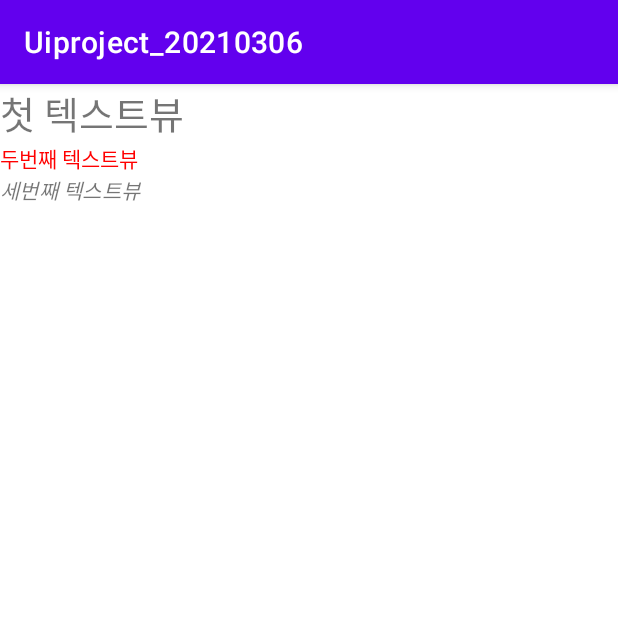
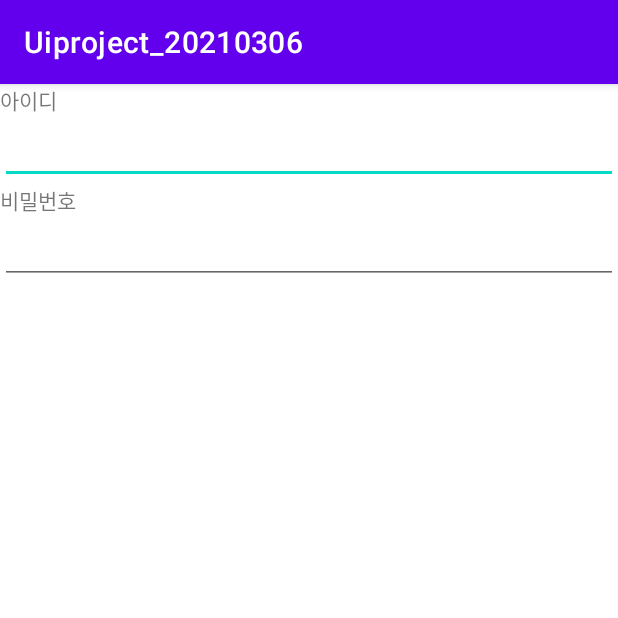
Before and after one commit to junho0615/Uiproject_20210306, an Android app: the screen it shows after launch (MainActivity), on a phone screen of 412 x 824 dp, the top half of it. Run offline under Robolectric (Android 15) with nearby library versions, the phone set to English and light mode, and no system bars.

Commit message:
화면 구조 변경 => 회원가입 화면 진행 시작

```diff
--- a/app/src/main/res/layout/activity_main.xml
+++ b/app/src/main/res/layout/activity_main.xml
@@ -11,21 +11,20 @@
     <TextView
         android:layout_width="wrap_content"
         android:layout_height="wrap_content"
-        android:text="첫 텍스트뷰"
-        android:textSize="25sp"/>
+        android:text="아이디" />
+
+    <EditText
+        android:layout_width="match_parent"
+        android:layout_height="wrap_content"/>
 
     <TextView
         android:layout_width="wrap_content"
         android:layout_height="wrap_content"
-        android:textColor="#ff0000"
-        android:text="두번째 텍스트뷰" />
+        android:text="비밀번호" />
 
-    <TextView
-        android:layout_width="wrap_content"
-        android:layout_height="wrap_content"
-        android:textStyle="italic"
-        android:text="세번째 텍스트뷰" />
-
+    <EditText
+        android:layout_width="match_parent"
+        android:layout_height="wrap_content"/>
 
 
 </LinearLayout>
```
